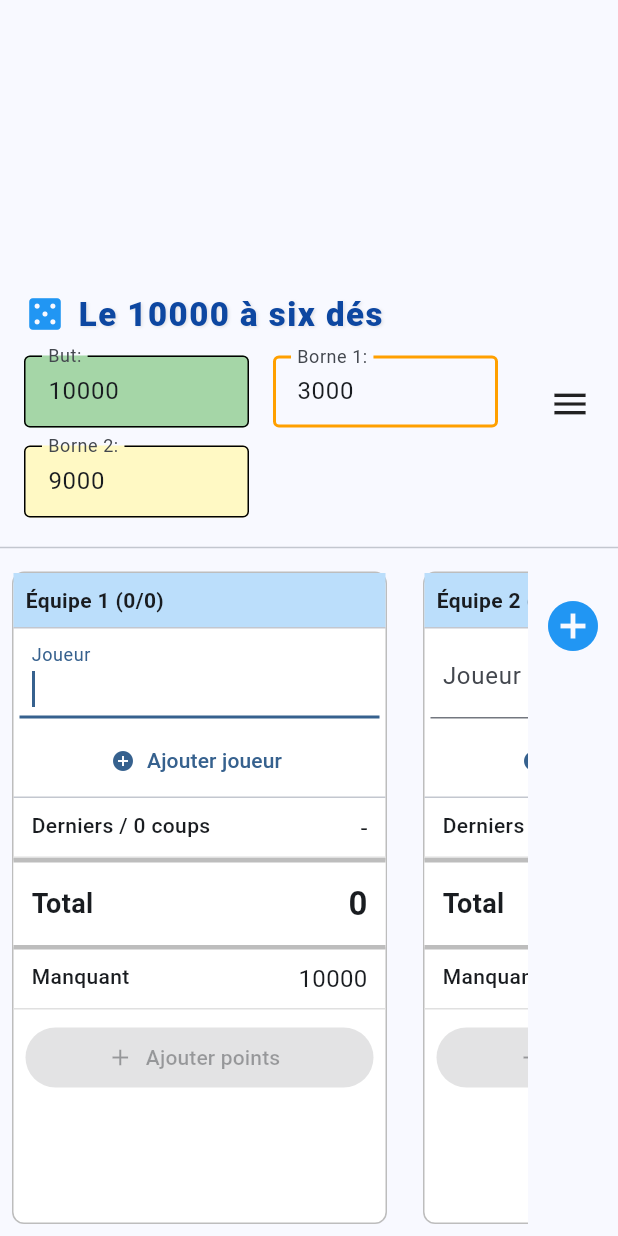
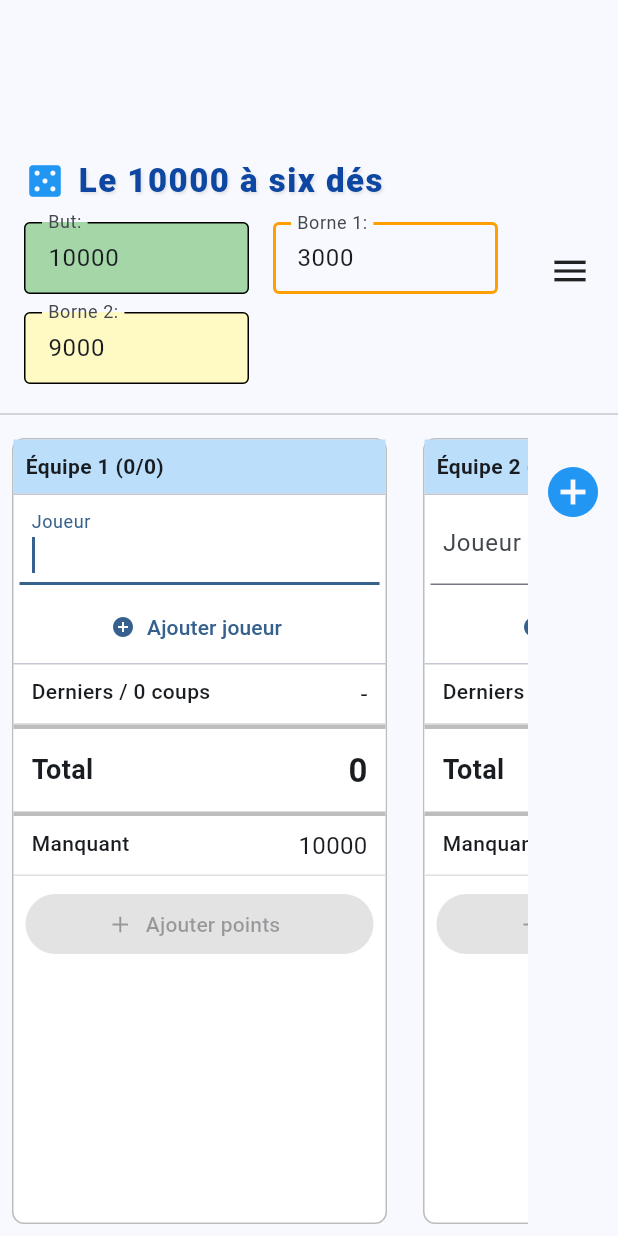
Before and after one commit to SilenusMartin/dix_mille, a Flutter app: the screen it shows after launch, on a phone screen of 412 x 824 dp. Run offline on Flutter 3.47's test engine with Material 3 defaults, Android fonts, the phone set to English and light mode, and no system bars.

Commit message:
Halve the height of the top spacer placeholder for iOS Safari layout

```diff
--- a/lib/screens/home_screen.dart
+++ b/lib/screens/home_screen.dart
@@ -62,7 +62,7 @@
 
   Widget _buildTopBarPlaceholder(BuildContext context) {
     return Padding(
-      padding: const EdgeInsets.fromLTRB(16.0, 16.0, 8.0, 12.0),
+      padding: const EdgeInsets.fromLTRB(16.0, 8.0, 8.0, 6.0),
       child: Row(
         crossAxisAlignment: CrossAxisAlignment.center,
         children: [
@@ -70,11 +70,11 @@
             child: Wrap(
               crossAxisAlignment: WrapCrossAlignment.center,
               spacing: 24,
-              runSpacing: 12,
+              runSpacing: 6,
               children: [
-                // Placeholder pour le Titre (même hauteur et dimensions approximatives)
+                // Placeholder pour le Titre (hauteur réduite de moitié)
                 const SizedBox(
-                  height: 30,
+                  height: 15,
                   child: Row(
                     mainAxisSize: MainAxisSize.min,
                     children: [
@@ -83,21 +83,21 @@
                     ],
                   ),
                 ),
-                // Placeholders pour les Paramètres (Bornes)
+                // Placeholders pour les Paramètres (hauteur de chaque champ réduite de moitié)
                 const Wrap(
                   spacing: 16,
-                  runSpacing: 12,
+                  runSpacing: 6,
                   children: [
-                    SizedBox(width: 150, height: 48),
-                    SizedBox(width: 150, height: 48),
-                    SizedBox(width: 150, height: 48),
+                    SizedBox(width: 150, height: 24),
+                    SizedBox(width: 150, height: 24),
+                    SizedBox(width: 150, height: 24),
                   ],
                 ),
               ],
             ),
           ),
-          // Placeholder pour le Bouton Menu
-          const SizedBox(width: 28, height: 28),
+          // Placeholder pour le Bouton Menu (hauteur réduite de moitié)
+          const SizedBox(width: 28, height: 14),
         ],
       ),
     );
```
